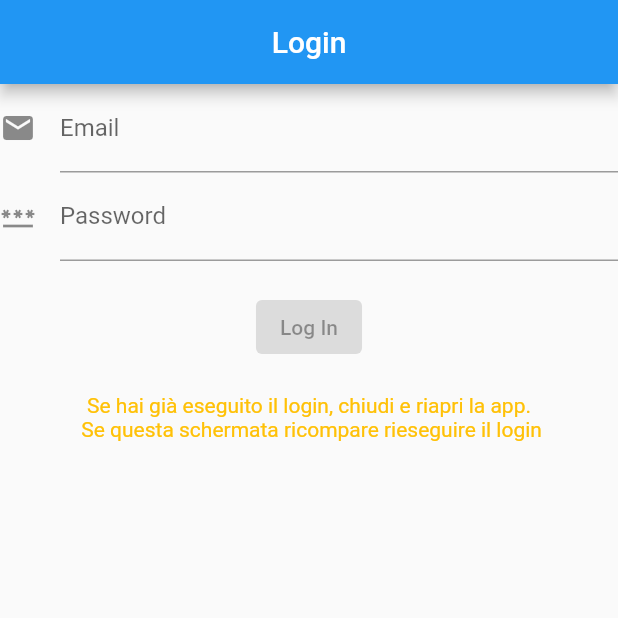
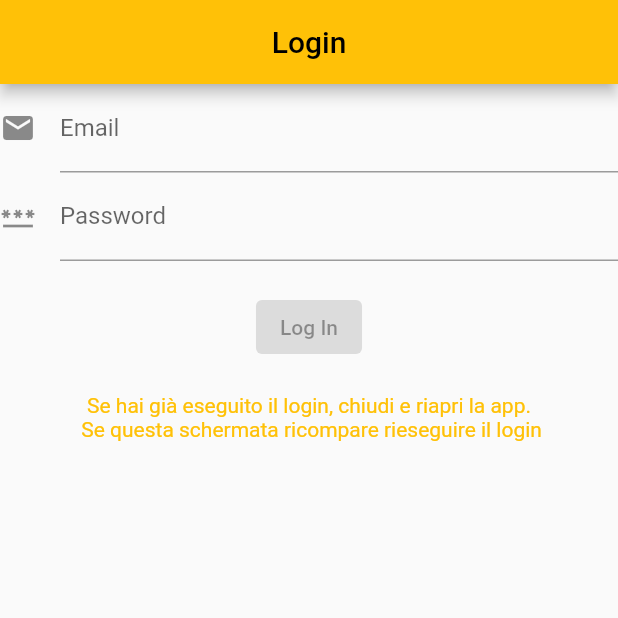
Before and after one commit to michelevantaggi02/UniEats, a Flutter app: the screen it shows after launch, on a phone screen of 412 x 824 dp, the top half of it. Run offline on Flutter 3.47's test engine with Material 2 defaults, Android fonts, the light colour scheme and no system bars; missing offline and left inert: flutter_inappwebview; statements that could not run were skipped.

Commit message:
Cambiato colore principale del tema

```diff
--- a/lib/main.dart
+++ b/lib/main.dart
@@ -30,7 +30,7 @@ class MyApp extends StatelessWidget {
   Widget build(BuildContext context) {
     return MaterialApp(
       title: 'App Mensa',
-      theme: ThemeData.light(),
+      theme: ThemeData(primarySwatch: Colors.amber),
       darkTheme: ThemeData.dark(),
 
       home: validCookie ? const MyHomePage() : const LoginPage(),
```
